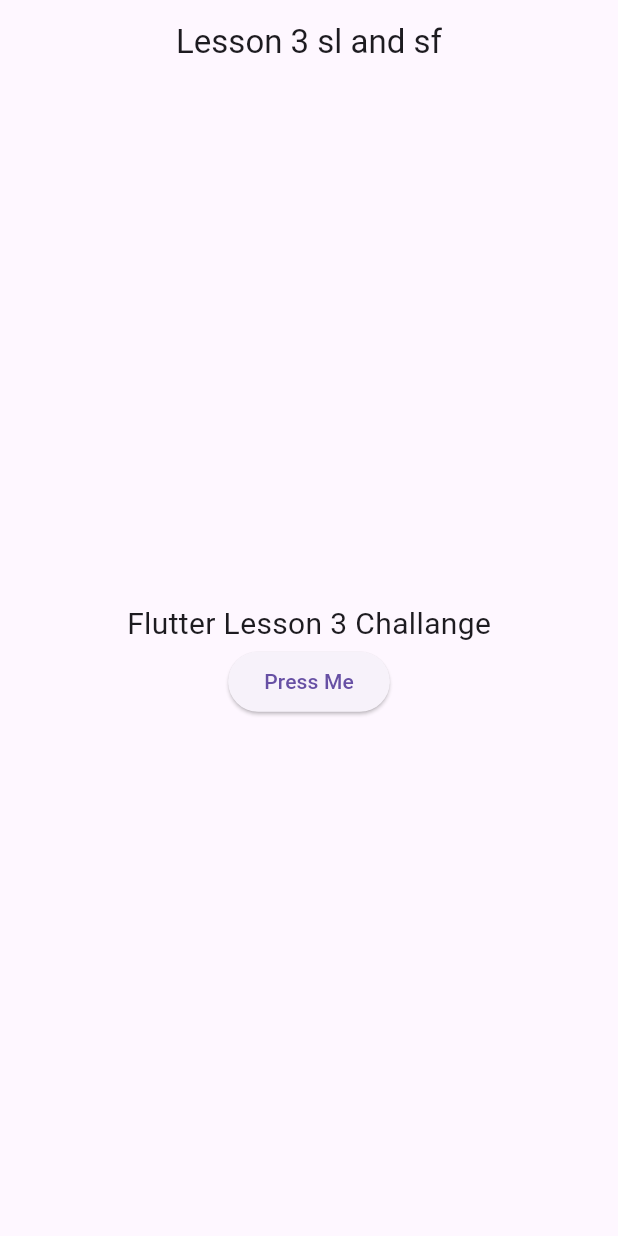
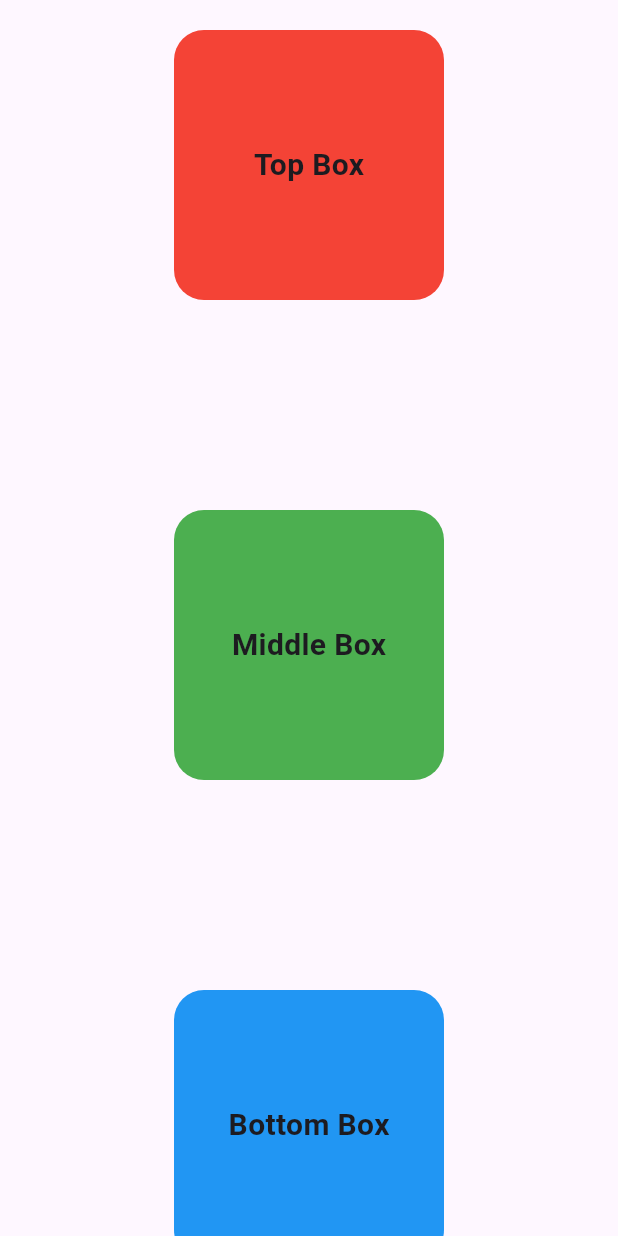
Before and after one commit to Umar2110/flutter_lesson_with_chatgpt, a Flutter app: the screen it shows after launch, on a phone screen of 412 x 824 dp. Run offline on Flutter 3.47's test engine with Material 3 defaults, Android fonts, the phone set to English and light mode, and no system bars.

Commit message:
L4 Container properties and decoration

```diff
--- a/lib/Lesson4.dart
+++ b/lib/Lesson4.dart
@@ -0,0 +1,78 @@
+import 'package:flutter/material.dart';
+
+class Lesson4 extends StatefulWidget {
+  const Lesson4({super.key});
+
+  @override
+  State<Lesson4> createState() => _Lesson4State();
+}
+
+class _Lesson4State extends State<Lesson4> {
+  double dx = 10;
+  double dy = 10;
+
+  @override
+  Widget build(BuildContext context) {
+    return Scaffold(
+      body: SingleChildScrollView(
+        child: Center(
+          child: Column(
+            mainAxisAlignment: MainAxisAlignment.start,
+            crossAxisAlignment: CrossAxisAlignment.center,
+            children: [
+              Container(
+                width: 180,
+                height: 180,
+                margin: EdgeInsets.all(20),
+                padding: EdgeInsets.all(20),
+                decoration: BoxDecoration(
+                  borderRadius: BorderRadius.circular(20),
+                  color: Colors.red,
+                ),
+                child: Center(
+                  child: Text(
+                    'Top Box',
+                    style: TextStyle(fontSize: 20, fontWeight: FontWeight.bold),
+                  ),
+                ),
+              ),
+              Container(
+                width: 180,
+                height: 180,
+                margin: EdgeInsets.symmetric(vertical: 120),
+
+                padding: EdgeInsets.all(20),
+                decoration: BoxDecoration(
+                  borderRadius: BorderRadius.circular(20),
+                  color: Colors.green,
+                ),
+                child: Center(
+                  child: Text(
+                    'Middle Box',
+                    style: TextStyle(fontSize: 20, fontWeight: FontWeight.bold),
+                  ),
+                ),
+              ),
+              Container(
+                width: 180,
+                height: 180,
+                margin: EdgeInsets.fromLTRB(0, 20, 0, 20),
+                padding: EdgeInsets.all(20),
+                decoration: BoxDecoration(
+                  borderRadius: BorderRadius.circular(20),
+                  color: Colors.blue,
+                ),
+                child: Center(
+                  child: Text(
+                    'Bottom Box',
+                    style: TextStyle(fontSize: 20, fontWeight: FontWeight.bold),
+                  ),
+                ),
+              ),
+            ],
+          ),
+        ),
+      ),
+    );
+  }
+}
--- a/lib/main.dart
+++ b/lib/main.dart
@@ -1,5 +1,6 @@
 import "package:flutter/material.dart";
-import "package:flutter_lesson/Lesson3.dart";
+
+import "package:flutter_lesson/Lesson4.dart";
 
 void main() => runApp(MyApp());
 
@@ -8,7 +9,7 @@ class MyApp extends StatelessWidget {
 
   @override
   Widget build(BuildContext context) {
-    return MaterialApp(debugShowCheckedModeBanner: false, home: LessonThird());
+    return MaterialApp(debugShowCheckedModeBanner: false, home: Lesson4());
   }
 }
 
```
